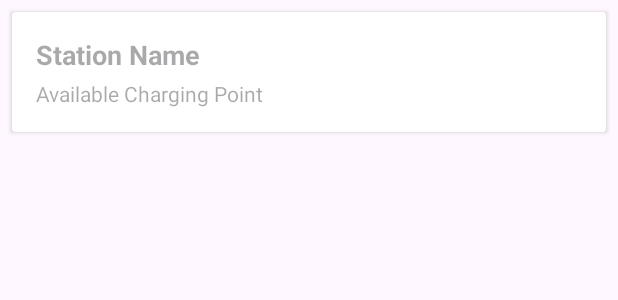
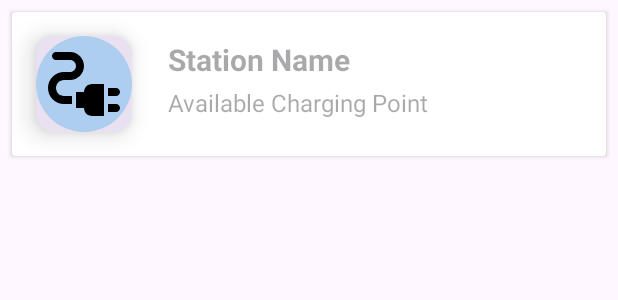
Before and after one commit to technopradyumn/EVStationMap, an Android app: the layout item_station.xml on its own in the app's theme, with its tools: preview values and no code run, on a phone screen of 412 x 824 dp. Shown: the top 300 px of the screen. Run offline under Robolectric (Android 15) with nearby library versions, the phone set to English and light mode, and no system bars.

```diff
--- a/app/src/main/res/layout/activity_main.xml
+++ b/app/src/main/res/layout/activity_main.xml
@@ -80,6 +80,7 @@
         android:backgroundTint="#361E88E5"
         android:fadingEdgeLength="30dp"
         app:cardCornerRadius="50dp"
+        app:strokeWidth="0dp"
         app:layout_constraintBottom_toBottomOf="parent"
         app:layout_constraintEnd_toEndOf="@+id/constraintLayout"
         app:layout_constraintStart_toStartOf="@+id/constraintLayout">
@@ -88,7 +89,6 @@
             android:layout_width="48dp"
             android:layout_height="48dp"
             android:layout_gravity="center"
-            android:background="@android:color/transparent"
             android:src="@drawable/circular_marker_icon" />
 
     </com.google.android.material.card.MaterialCardView>
--- a/app/src/main/res/layout/item_station.xml
+++ b/app/src/main/res/layout/item_station.xml
@@ -1,5 +1,6 @@
 <?xml version="1.0" encoding="utf-8"?>
 <androidx.cardview.widget.CardView xmlns:android="http://schemas.android.com/apk/res/android"
+    xmlns:app="http://schemas.android.com/apk/res-auto"
     android:layout_width="match_parent"
     android:layout_height="wrap_content"
     android:layout_margin="8dp">
@@ -7,24 +8,51 @@
     <LinearLayout
         android:layout_width="match_parent"
         android:layout_height="wrap_content"
-        android:orientation="vertical"
-        android:padding="16dp">
+        android:orientation="horizontal">
+
+        <com.google.android.material.card.MaterialCardView
+            android:layout_width="wrap_content"
+            android:layout_height="wrap_content"
+            android:layout_marginEnd="8dp"
+            android:layout_marginTop="16dp"
+            android:layout_marginBottom="16dp"
+            android:layout_marginStart="16dp"
+            android:background="@android:color/transparent"
+            app:cardElevation="10dp"
+            app:strokeWidth="0dp">
+
+            <ImageView
+                android:layout_width="64dp"
+                android:layout_height="64dp"
+                android:src="@drawable/circular_marker_icon" />
+        </com.google.android.material.card.MaterialCardView>
+
+        <LinearLayout
+            android:layout_width="match_parent"
+            android:layout_height="wrap_content"
+            android:layout_marginTop="18dp"
+            android:layout_marginBottom="16dp"
+            android:layout_marginStart="16dp"
+            android:orientation="vertical">
 
             <TextView
                 android:id="@+id/nameTextView"
                 android:layout_width="match_parent"
                 android:layout_height="wrap_content"
-            android:textSize="18sp"
-            android:textStyle="bold"
+                android:layout_marginBottom="4dp"
                 android:hint="Station Name"
-            android:layout_marginBottom="4dp"/>
+                android:textSize="20sp"
+                android:textStyle="bold" />
 
             <TextView
                 android:id="@+id/availableChargingPointsTextView"
                 android:layout_width="match_parent"
                 android:layout_height="wrap_content"
                 android:hint="Available Charging Point"
-            android:textSize="14sp"/>
+                android:textColor="@color/green"
+                android:textSize="16sp" />
+        </LinearLayout>
     </LinearLayout>
 
+
 </androidx.cardview.widget.CardView>
```
Also changed, not shown: app/src/main/java/com/technopradyumn/evstationmap/adapter/StationAdapter.java (+68 -57 lines), app/src/main/java/com/technopradyumn/evstationmap/fragments/HomeFragment.java (+28 -27 lines), app/src/main/res/layout/fragment_home.xml (+9 -9 lines). Lines whose indentation alone changed are shown as unchanged.
